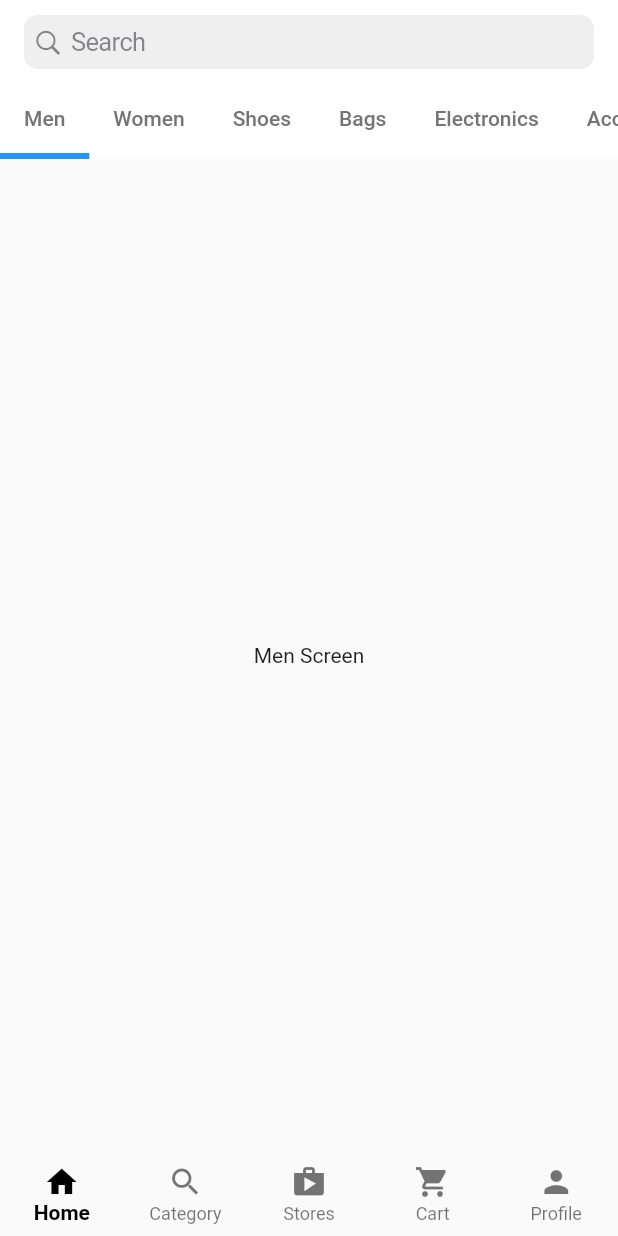
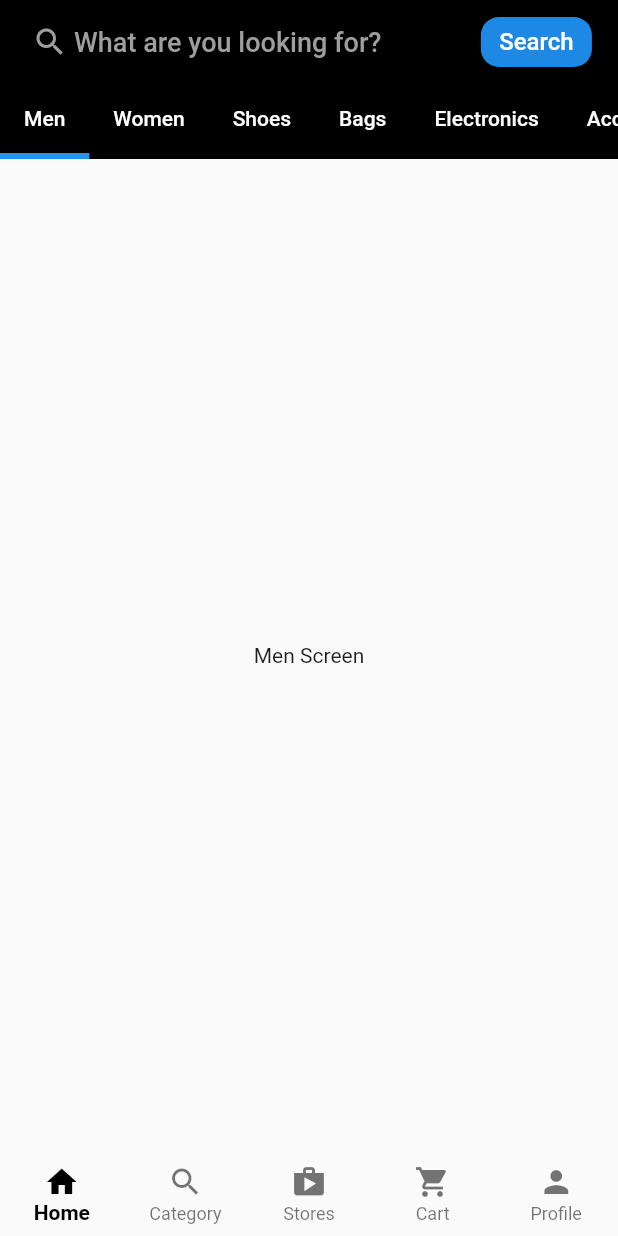
Before and after one commit to mumaralfajar/m-store-app, a Flutter app: the screen it shows after launch, on a phone screen of 412 x 824 dp. Run offline on Flutter 3.47's test engine with Material 2 defaults, Android fonts, the phone set to English and light mode, and no system bars.

Commit message:
add search screen

```diff
--- a/lib/main_screens/home.dart
+++ b/lib/main_screens/home.dart
@@ -1,5 +1,7 @@
 import 'package:flutter/cupertino.dart';
 import 'package:flutter/material.dart';
+
+import '../minor_screens/search.dart';
 
 class HomeScreen extends StatefulWidget {
   const HomeScreen({Key? key}) : super(key: key);
@@ -16,8 +18,54 @@ class _HomeScreenState extends State<HomeScreen> {
       child: Scaffold(
         appBar: AppBar(
           elevation: 0,
-          backgroundColor: Colors.white,
-          title: const CupertinoSearchTextField(),
+          backgroundColor: Colors.black,
+          title: InkWell(
+            onTap: () {
+              Navigator.push(
+                  context,
+                  MaterialPageRoute(
+                      builder: (context) => const SearchScreen()));
+            },
+            child: Container(
+              height: 36,
+              decoration: BoxDecoration(
+                  border: Border.all(width: 1.4),
+                  borderRadius: BorderRadius.circular(12)),
+              child: Row(
+                mainAxisAlignment: MainAxisAlignment.spaceBetween,
+                children: [
+                  Row(
+                    children: const [
+                      Padding(
+                        padding: EdgeInsets.symmetric(horizontal: 4),
+                        child: Icon(
+                          Icons.search,
+                          color: Colors.grey,
+                        ),
+                      ),
+                      Text(
+                        'What are you looking for?',
+                        style: TextStyle(fontSize: 18, color: Colors.grey),
+                      ),
+                    ],
+                  ),
+                  Container(
+                    height: 36,
+                    width: 74,
+                    decoration: BoxDecoration(
+                        color: Colors.blue[600],
+                        borderRadius: BorderRadius.circular(12)),
+                    child: const Center(
+                      child: Text(
+                        'Search',
+                        style: TextStyle(fontSize: 16, color: Colors.white),
+                      ),
+                    ),
+                  ),
+                ],
+              ),
+            ),
+          ),
           bottom: const TabBar(
             isScrollable: true,
             indicatorWeight: 4,
@@ -61,7 +109,7 @@ class RepeatedTabs extends StatelessWidget {
     return Tab(
       child: Text(
         label,
-        style: TextStyle(color: Colors.grey.shade600),
+        style: const TextStyle(color: Colors.white),
       ),
     );
   }
```
Also changed, not shown: lib/minor_screens/search.dart (added, +26 -0 lines).
